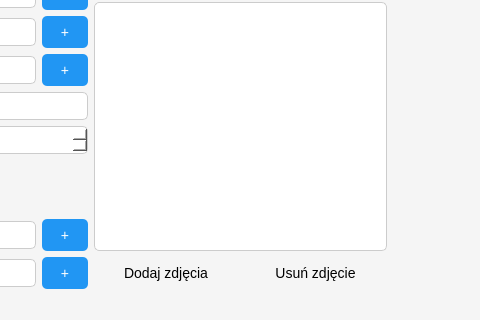
Old version of the form mainwindow.ui in the repository arekbr/Inwentaryzacja; both pictures show x 379 to 859 and y 284 to 604 of the 1074 by 604 pixel window.
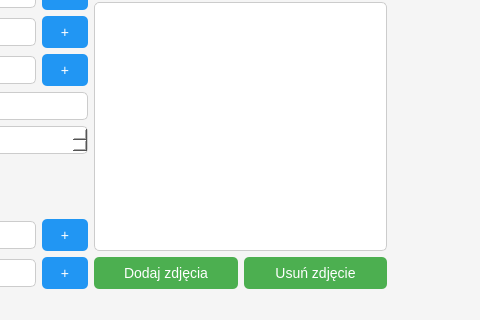
New version of the form.

Commit message: css przyciski

```diff
--- a/mainwindow.ui
+++ b/mainwindow.ui
@@ -14,34 +14,35 @@
    <string>MainWindow</string>
   </property>
   <property name="styleSheet">
-   <string notr="true">QMainWindow {
-    background-color: #F5F5F5;
+   <string notr="true">
+QMainWindow {
+    background-color: #F5F5F5; /* Jasnoszare tło aplikacji */
 }
 
 QLabel {
-    color: #333333;
+    color: #333333; /* Ciemny kolor czcionki dla etykiet */
     font-size: 14px;
     font-weight: bold;
 }
 
 QLineEdit, QComboBox, QDateEdit, QPlainTextEdit {
-    border: 1px solid #CCCCCC;
+    border: 1px solid #CCCCCC; /* Jasnoszare ramki */
     border-radius: 5px;
     padding: 5px;
-    background-color: #FFFFFF;
-    color: #000000; /* Upewniamy się, że tekst jest czarny */
-    min-width: 200px; /* Dodana minimalna szerokość dla spójności */
+    background-color: #FFFFFF; /* Białe tło pól */
+    color: #000000; /* Czarny tekst */
+    min-width: 200px; /* Minimalna szerokość pól dla spójności */
 }
 
 QComboBox QAbstractItemView {
-    background-color: #FFFFFF; /* Tło listy rozwijanej */
-    color: #000000; /* Kolor tekstu w liście */
-    selection-background-color: #4CAF50; /* Tło wybranego elementu */
-    selection-color: #FFFFFF; /* Kolor tekstu wybranego elementu */
+    background-color: #FFFFFF;
+    color: #000000;
+    selection-background-color: #4CAF50; /* Zielone tło wybranego elementu */
+    selection-color: #FFFFFF; /* Biały tekst wybranego elementu */
 }
 
 QComboBox::drop-down {
-    border: none; /* Usuwamy ramkę strzałki, jeśli niepotrzebna */
+    border: none;
     subcontrol-origin: padding;
     subcontrol-position: top right;
     width: 20px;
@@ -54,31 +55,38 @@
     font-size: 14px;
 }
 
-QPushButton#New_item_PushButton_OK {
-    background-color: #4CAF50;
+/* Styl przycisku Zapisz oraz przycisków dodaj/usuń zdjęcie */
+QPushButton#New_item_PushButton_OK,
+QPushButton#New_item_addPhoto,
+QPushButton#New_item_removePhoto {
+    background-color: #4CAF50; /* Zielony kolor akcji zatwierdzających */
     color: white;
 }
 
+/* Styl przycisku Anuluj */
 QPushButton#New_item_PushButton_Cancel {
-    background-color: #B0BEC5;
+    background-color: #B0BEC5; /* Szary kolor anulowania */
     color: white;
 }
 
+/* Styl przycisków dodających nowe wpisy (+) */
 QPushButton#New_item_addType,
 QPushButton#New_item_addVendor,
 QPushButton#New_item_addModel,
 QPushButton#New_item_addStatus,
 QPushButton#New_item_addStoragePlace {
-    background-color: #2196F3; /* Niebieski dla przycisków "+" */
+    background-color: #2196F3; /* Niebieski dla przycisków "Dodaj" */
     color: white;
     min-width: 30px;
     max-width: 30px;
 }
 
+/* Efekt najechania na dowolny przycisk */
 QPushButton:hover {
     opacity: 0.8;
 }
 
+/* Styl widoku zdjęcia */
 QGraphicsView {
     border: 1px solid #CCCCCC;
     border-radius: 5px;
```
Left out of the diff: 1 changed line with no effect on the pictures.
